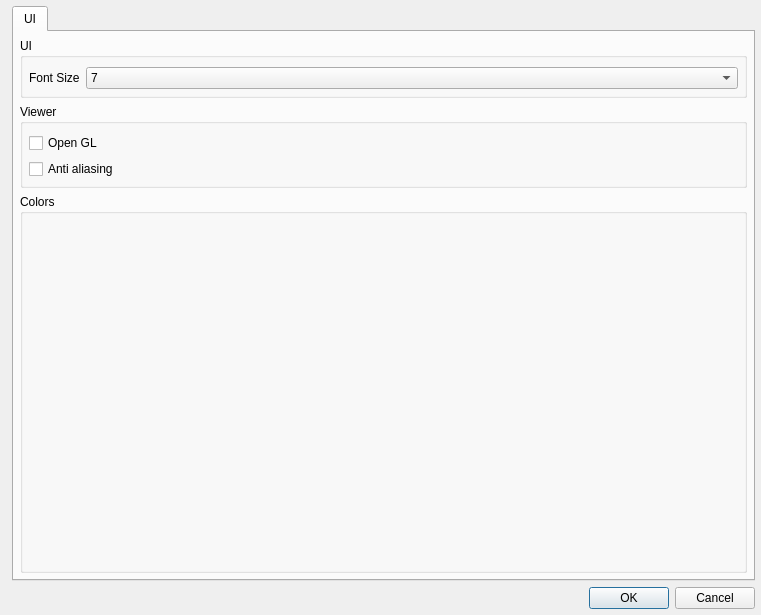
The window that G2G/settingsdialog.ui (aLDime/GERBER_X2) describes before a commit, drawn with Qt 5.
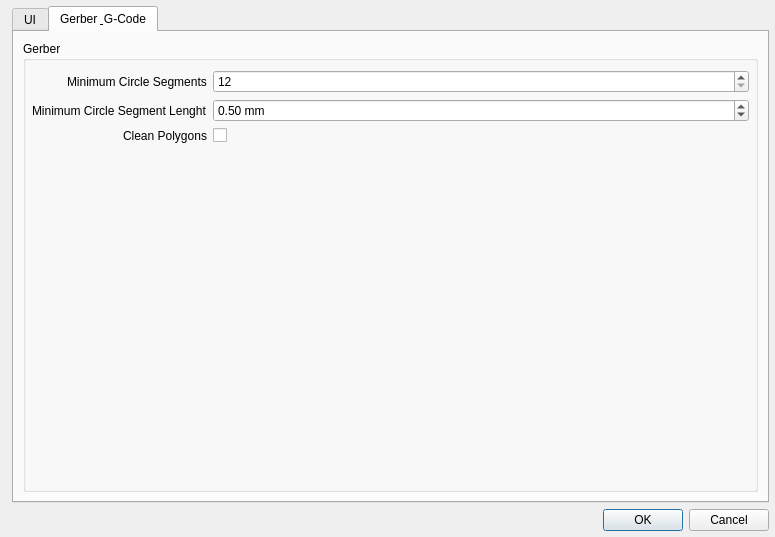
The same window after the commit. Custom widgets are drawn as their Qt base class.

```diff
--- a/G2G/settingsdialog.ui
+++ b/G2G/settingsdialog.ui
@@ -6,8 +6,8 @@
    <rect>
     <x>0</x>
     <y>0</y>
-    <width>761</width>
-    <height>615</height>
+    <width>775</width>
+    <height>537</height>
    </rect>
   </property>
   <property name="windowTitle">
@@ -39,7 +39,7 @@
    <item row="0" column="1">
     <widget class="QTabWidget" name="tabWidget">
      <property name="currentIndex">
-      <number>0</number>
+      <number>1</number>
      </property>
      <widget class="QWidget" name="tab">
       <attribute name="title">
@@ -203,10 +203,104 @@
        </item>
       </layout>
      </widget>
+     <widget class="QWidget" name="tab_2">
+      <attribute name="title">
+       <string>Gerber &amp; G-Code</string>
+      </attribute>
+      <layout class="QVBoxLayout" name="verticalLayout">
+       <item>
+        <widget class="QGroupBox" name="groupBox_2">
+         <property name="title">
+          <string>Gerber</string>
+         </property>
+         <layout class="QFormLayout" name="formLayout_2">
+          <property name="labelAlignment">
+           <set>Qt::AlignRight|Qt::AlignTrailing|Qt::AlignVCenter</set>
+          </property>
+          <property name="leftMargin">
+           <number>6</number>
+          </property>
+          <property name="topMargin">
+           <number>9</number>
+          </property>
+          <property name="rightMargin">
+           <number>6</number>
+          </property>
+          <property name="bottomMargin">
+           <number>6</number>
+          </property>
+          <item row="0" column="0">
+           <widget class="QLabel" name="minimumCircleSegmentsLabel">
+            <property name="text">
+             <string>Minimum Circle Segments</string>
+            </property>
+           </widget>
+          </item>
+          <item row="1" column="0">
+           <widget class="QLabel" name="minimumCircleSegmentLenghtLabel">
+            <property name="text">
+             <string>Minimum Circle Segment Lenght</string>
+            </property>
+           </widget>
+          </item>
+          <item row="1" column="1">
+           <widget class="DoubleSpinBox" name="dsbxMinCircleSegmentLenght">
+            <property name="suffix">
+             <string> mm</string>
+            </property>
+            <property name="decimals">
+             <number>2</number>
+            </property>
+            <property name="minimum">
+             <double>0.010000000000000</double>
+            </property>
+            <property name="maximum">
+             <double>10.000000000000000</double>
+            </property>
+            <property name="singleStep">
+             <double>0.010000000000000</double>
+            </property>
+            <property name="value">
+             <double>0.500000000000000</double>
+            </property>
+           </widget>
+          </item>
+          <item row="0" column="1">
+           <widget class="QSpinBox" name="sbxMinCircleSegments">
+            <property name="minimum">
+             <number>12</number>
+            </property>
+            <property name="maximum">
+             <number>360</number>
+            </property>
+           </widget>
+          </item>
+          <item row="2" column="0">
+           <widget class="QLabel" name="cleanPolygonsLabel">
+            <property name="text">
+             <string>Clean Polygons</string>
+            </property>
+           </widget>
+          </item>
+          <item row="2" column="1">
+           <widget class="QCheckBox" name="chbxCleanPolygons"/>
+          </item>
+         </layout>
+        </widget>
+       </item>
+      </layout>
+     </widget>
     </widget>
    </item>
   </layout>
  </widget>
+ <customwidgets>
+  <customwidget>
+   <class>DoubleSpinBox</class>
+   <extends>QDoubleSpinBox</extends>
+   <header>doublespinbox.h</header>
+  </customwidget>
+ </customwidgets>
  <resources/>
  <connections>
   <connection>
```
